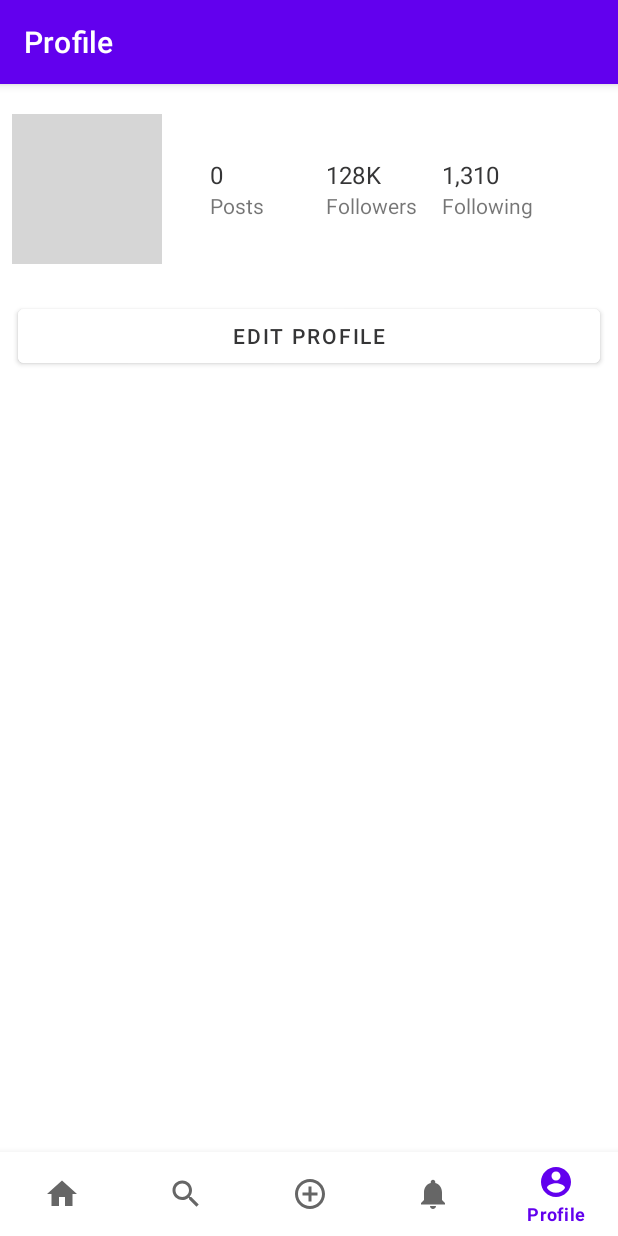
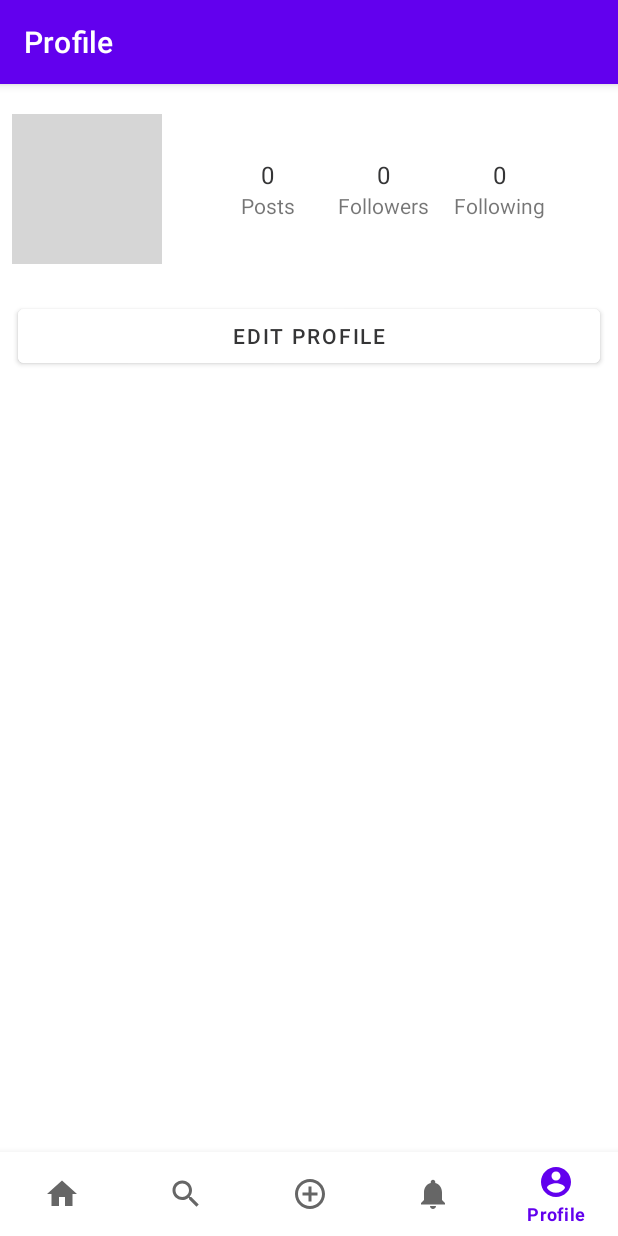
Before and after one commit to abeni5049/Memegram, an Android app: the ProfileFragment screen opened through its navigation route, on a phone screen of 412 x 824 dp. Run offline under Robolectric (Android 15) with nearby library versions, the phone set to English and light mode, and no system bars; our stand-ins replace CircleImageView, Firebase (no records; nobody signed in at launch, a user with empty details on screens opened directly), navigation-ui; pictures from the network do not load; 4 statements that could not run were skipped; grey boxes are pictures that could not be loaded.

```diff
--- a/app/src/main/java/com/example/memegram/ui/profile/ProfileFragment.java
+++ b/app/src/main/java/com/example/memegram/ui/profile/ProfileFragment.java
@@ -1,4 +1,6 @@
 package com.example.memegram.ui.profile;
+
+import static java.util.Collections.reverse;
 
 import android.os.Bundle;
 import androidx.annotation.NonNull;
@@ -40,6 +42,8 @@ public class ProfileFragment extends Fragment {
         ProgressBar progressBar = root.findViewById(R.id.progress_bar);
         CircleImageView profileImage = root.findViewById(R.id.profile_image);
         TextView numberOfPostsText = root.findViewById(R.id.num_of_posts);
+        TextView numberOfFollowersText = root.findViewById(R.id.num_of_followers);
+        TextView numberOfFollowingText = root.findViewById(R.id.num_of_following);
         Glide.with(getContext()).load(LoginActivity.profileImageURL).into(profileImage);
 
 
@@ -76,6 +80,7 @@ public class ProfileFragment extends Fragment {
                     }
                 }
                 numberOfPostsText.setText(String.valueOf(numberOfPosts));
+                reverse(ImageURLs);
                 adapter.notifyDataSetChanged();
                 progressBar.setVisibility(View.INVISIBLE);
             }
@@ -86,6 +91,24 @@ public class ProfileFragment extends Fragment {
             }
         });
 
+
+        int numOfFollowing = 0;
+        for (DataSnapshot ds1: LoginActivity.userDataSnapshot.child("following").getChildren()){
+            if(ds1.getValue(Boolean.class)){
+                numOfFollowing += 1;
+            }
+        }
+        numberOfFollowingText.setText(String.valueOf(numOfFollowing));
+
+        int numOfFollowers = 0;
+        for (DataSnapshot ds1: LoginActivity.userDataSnapshot.child("followers").getChildren()){
+            if(ds1.getValue(Boolean.class)){
+                numOfFollowers += 1;
+            }
+        }
+        numberOfFollowersText.setText(String.valueOf(numOfFollowers));
+
+
         return root;
     }
 
--- a/app/src/main/res/layout/fragment_profile.xml
+++ b/app/src/main/res/layout/fragment_profile.xml
@@ -37,12 +37,12 @@
                 android:layout_width="0dp"
                 android:layout_weight="1"
                 android:layout_height="match_parent"
-                android:gravity="center_vertical"
+                android:gravity="center"
                 android:orientation="vertical"
                 >
                 <TextView
                     android:id="@+id/num_of_posts"
-                    android:text="1,487"
+                    android:text="10"
                     android:textColor="@color/dark"
                     android:textSize="16sp"
                     android:layout_width="wrap_content"
@@ -59,10 +59,11 @@
                 android:layout_width="0dp"
                 android:layout_weight="1"
                 android:layout_height="match_parent"
-                android:gravity="center_vertical"
+                android:gravity="center"
                 android:orientation="vertical"
                 >
                 <TextView
+                    android:id="@+id/num_of_followers"
                     android:text="128K"
                     android:textColor="@color/dark"
                     android:textSize="16sp"
@@ -79,10 +80,11 @@
                 android:layout_width="0dp"
                 android:layout_weight="1"
                 android:layout_height="match_parent"
-                android:gravity="center_vertical"
+                android:gravity="center"
                 android:orientation="vertical"
                 >
                 <TextView
+                    android:id="@+id/num_of_following"
                     android:text="1,310"
                     android:textSize="16sp"
                     android:textColor="@color/dark"
```
Also changed, not shown: app/src/main/java/com/example/memegram/ui/home/CommentActivity.java (+28 -0 lines), app/src/main/java/com/example/memegram/ui/home/HomeFragment.java (+30 -1 lines), app/src/main/java/com/example/memegram/ui/notifications/NotificationsFragment.java (+43 -5 lines), app/src/main/res/layout/fragment_notifications.xml (+9 -2 lines).
